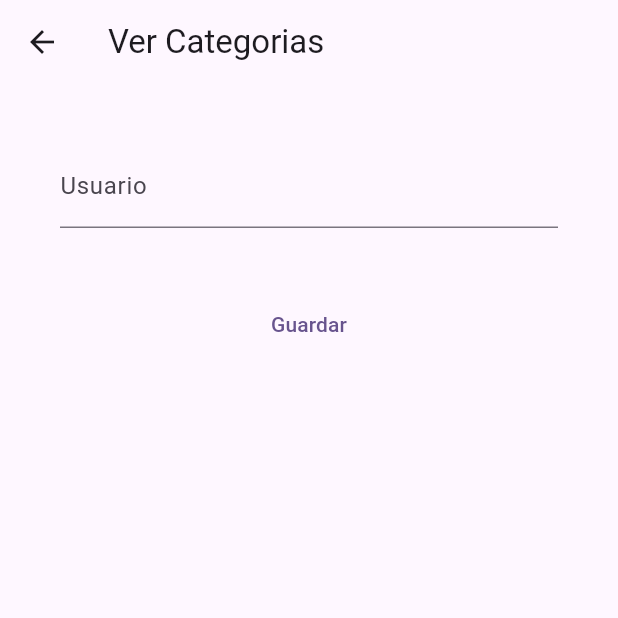
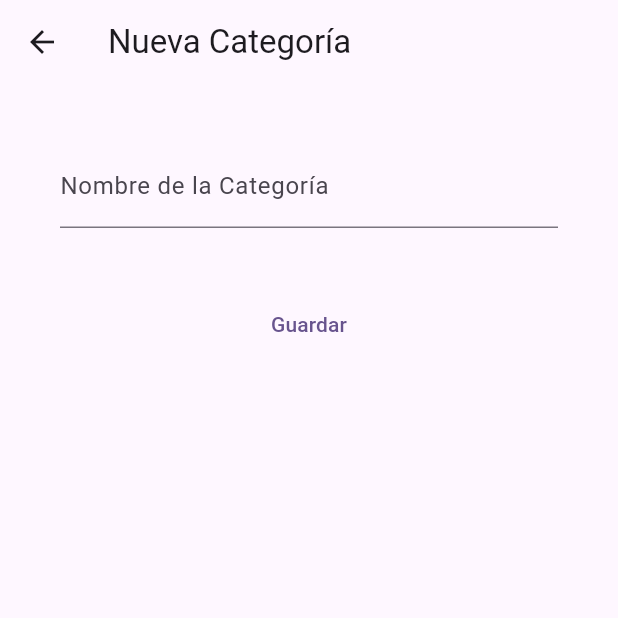
Before and after one commit to DanCamp111/gestornoveno, a Flutter app: the Nuevacategoria screen opened directly, after a tap on "Guardar", on a phone screen of 412 x 824 dp, the top half of it. Run offline on Flutter 3.47's test engine with Material 3 defaults, Android fonts, the phone set to English and light mode, and no system bars; our stand-ins replace quickalert; network calls fail.

Commit message:
Se completo el CRUD de Catergorias

```diff
--- a/lib/Utils/Ambiente.dart
+++ b/lib/Utils/Ambiente.dart
@@ -1,4 +1,4 @@
 class Ambiente {
-  static String urlServer = 'http://10.172.254.247:8000';
+  static String urlServer = 'http://192.168.100.17:8000';
   static int id_usuario = 0;
 }
--- a/lib/page/NuevaCategoria.dart
+++ b/lib/page/NuevaCategoria.dart
@@ -2,11 +2,14 @@ import 'dart:convert';
 
 import 'package:flutter/material.dart';
 import 'package:http/http.dart' as http;
+import 'package:proyecto/Models/Categorias.dart';
 import 'package:proyecto/Utils/Ambiente.dart';
 import 'package:proyecto/page/home.dart';
 
 class Nuevacategoria extends StatefulWidget {
-  const Nuevacategoria({super.key});
+  final Categorias? categoria; // Recibir la categoría si es para editar
+
+  const Nuevacategoria({super.key, this.categoria});
 
   @override
   State<Nuevacategoria> createState() => _NuevacategoriaState();
@@ -16,10 +19,20 @@ class _NuevacategoriaState extends State<Nuevacategoria> {
   TextEditingController txtNombre = TextEditingController();
 
   @override
+  void initState() {
+    super.initState();
+    if (widget.categoria != null) {
+      // Si es para editar, llenar el campo con el valor actual
+      txtNombre.text = widget.categoria!.nombre;
+    }
+  }
+
+  @override
   Widget build(BuildContext context) {
     return Scaffold(
       appBar: AppBar(
-        title: Text("Ver Categorias"),
+        title: Text(
+            widget.categoria == null ? "Nueva Categoría" : "Editar Categoría"),
       ),
       body: SingleChildScrollView(
         child: Column(
@@ -28,11 +41,14 @@ class _NuevacategoriaState extends State<Nuevacategoria> {
               padding: EdgeInsets.all(40),
               child: TextFormField(
                 controller: txtNombre,
-                decoration: InputDecoration(label: Text('Usuario')),
+                decoration:
+                    InputDecoration(label: Text('Nombre de la Categoría')),
               ),
             ),
             TextButton(
               onPressed: () async {
+                if (widget.categoria == null) {
+                  // Nueva categoría
                   final response = await http.post(
                     Uri.parse('${Ambiente.urlServer}/api/categorias/save'),
                     body: jsonEncode(<String, dynamic>{
@@ -43,14 +59,29 @@ class _NuevacategoriaState extends State<Nuevacategoria> {
                       'Content-Type': 'application/json; charset=UTF-8'
                     },
                   );
+                  print(response.body);
+                } else {
+                  // Actualizar categoría existente
+                  final response = await http.post(
+                    Uri.parse(
+                        '${Ambiente.urlServer}/api/categorias/${widget.categoria!.id}/update'),
+                    body: jsonEncode(<String, dynamic>{
+                      'nombre': txtNombre.text,
+                      'id_usuario': Ambiente.id_usuario
+                    }),
+                    headers: <String, String>{
+                      'Content-Type': 'application/json; charset=UTF-8'
+                    },
+                  );
+                  print(response.body);
+                }
 
-                print(response.body);
                 Navigator.push(
                   context,
                   MaterialPageRoute(builder: (context) => const Home()),
-                ); // Cierre del Navigator.push
+                );
               },
-              child: Text("Guardar"),
+              child: Text(widget.categoria == null ? "Guardar" : "Actualizar"),
             ),
           ],
         ),
--- a/lib/page/login.dart
+++ b/lib/page/login.dart
@@ -60,6 +60,9 @@ class _LoginState extends State<Login> {
                   Map<String, dynamic> responseJson = jsonDecode(response.body);
                   final loginResponse = LoginResponse.fromJson(responseJson);
                   if (loginResponse.acceso == "OK") {
+                    // Guarda el idUsuario en la clase Ambiente
+                    Ambiente.id_usuario = loginResponse.idUsuario;
+                    print('ID del usuario logueado: ${Ambiente.id_usuario}');
                     Navigator.push(context,
                         MaterialPageRoute(builder: (context) => const Home()));
                   } else {
```
Also changed, not shown: lib/page/home.dart (+87 -8 lines). Lines whose indentation alone changed are shown as unchanged.
